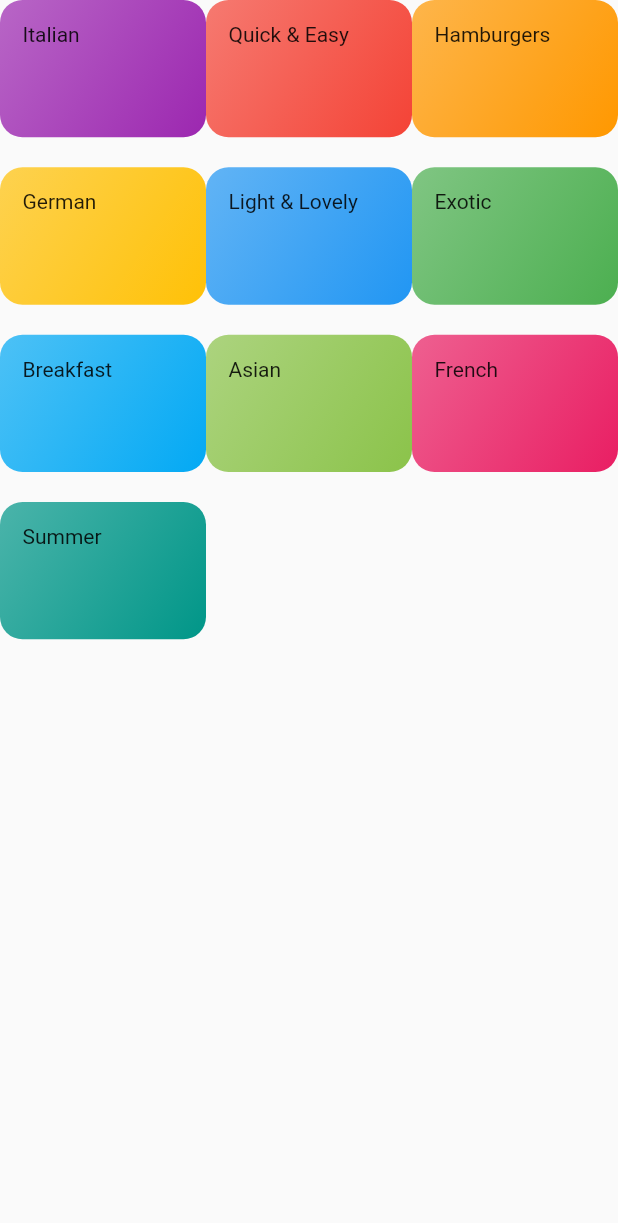
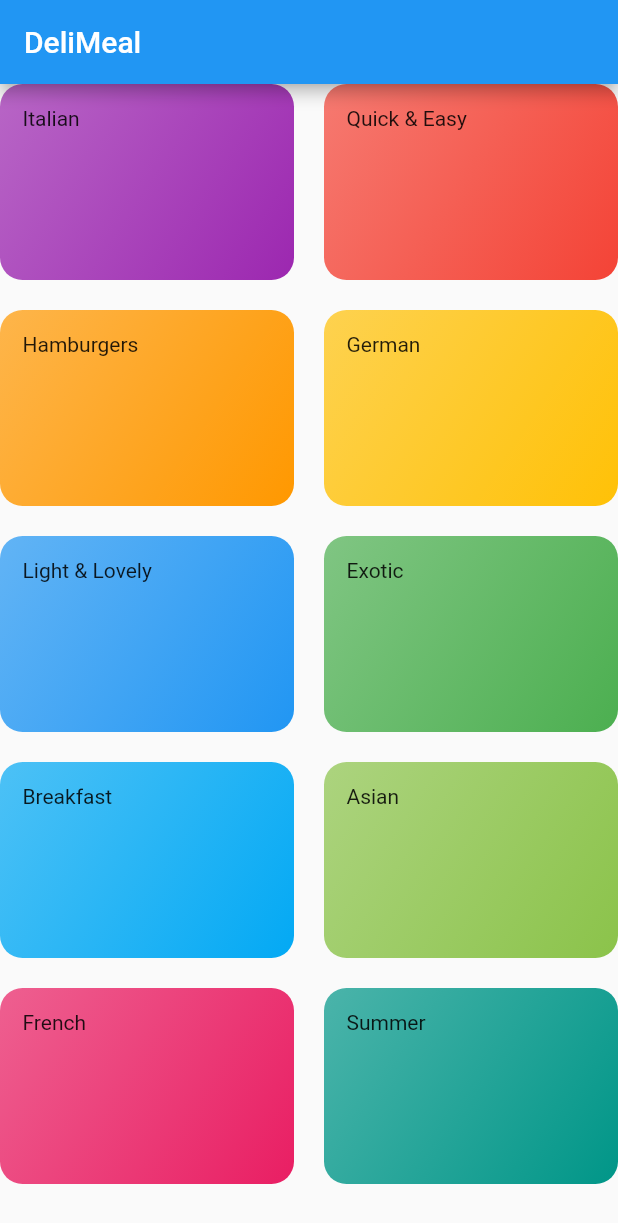
Before and after one commit to zendy199x/flutter-advanced, a Flutter app: the CategoriesScreen screen opened directly, on a phone screen of 412 x 824 dp. Shown: the top 1223 px of the screen. Run offline on Flutter 3.47's test engine with Material 2 defaults, Android fonts, the phone set to English and light mode, and no system bars.

Commit message:
registering a screen as the Main Screen

```diff
--- /dev/null
+++ b/navigation_and_multiple_screens/meals_app/lib/categories_screen.dart
@@ -0,0 +1,31 @@
+import 'package:flutter/material.dart';
+
+import './dummy_data.dart';
+import './category_item.dart';
+
+class CategoriesScreen extends StatelessWidget {
+  @override
+  Widget build(BuildContext context) {
+    return Scaffold(
+      appBar: AppBar(
+        title: const Text('DeliMeal'),
+      ),
+      body: GridView(
+        children: DUMMY_CATEGORIES
+            .map(
+              (catData) => CategoryItem(
+                    catData.title,
+                    catData.color,
+                  ),
+            )
+            .toList(),
+        gridDelegate: SliverGridDelegateWithMaxCrossAxisExtent(
+          maxCrossAxisExtent: 200,
+          childAspectRatio: 3 / 2,
+          crossAxisSpacing: 20,
+          mainAxisSpacing: 20,
+        ),
+      ),
+    );
+  }
+}
--- a/navigation_and_multiple_screens/meals_app/lib/category_item.dart
+++ b/navigation_and_multiple_screens/meals_app/lib/category_item.dart
@@ -1,4 +1,4 @@
-import "package:flutter/material.dart";
+import 'package:flutter/material.dart';
 
 class CategoryItem extends StatelessWidget {
   final String title;
--- a/navigation_and_multiple_screens/meals_app/lib/categoties_screen.dart
+++ /dev/null
@@ -1,25 +0,0 @@
-import "package:flutter/material.dart";
-
-import "./dummy_data.dart";
-import "./category_item.dart";
-
-class CategoriesScreen extends StatelessWidget {
-  const CategoriesScreen({Key key}) : super(key: key);
-
-  @override
-  Widget build(BuildContext context) {
-    return GridView(
-      children: DUMMY_CATEGORIES
-          .map((catData) => CategoryItem(
-                catData.title,
-                catData.color,
-              ))
-          .toList(),
-      gridDelegate: SliverGridDelegateWithMaxCrossAxisExtent(
-        maxCrossAxisExtent: 200,
-        childAspectRatio: 3 / 2,
-        mainAxisSpacing: 20,
-      ),
-    );
-  }
-}
--- a/navigation_and_multiple_screens/meals_app/lib/dummy_data.dart
+++ b/navigation_and_multiple_screens/meals_app/lib/dummy_data.dart
@@ -1,4 +1,5 @@
-import "package:flutter/material.dart";
+import 'package:flutter/material.dart';
+
 import './models/category.dart';
 
 const DUMMY_CATEGORIES = const [
--- a/navigation_and_multiple_screens/meals_app/lib/models/category.dart
+++ b/navigation_and_multiple_screens/meals_app/lib/models/category.dart
@@ -1,4 +1,4 @@
-import "package:flutter/material.dart";
+import 'package:flutter/material.dart';
 
 class Category {
   final String id;
```
Also changed, not shown: navigation_and_multiple_screens/meals_app/lib/main.dart (+5 -22 lines).
